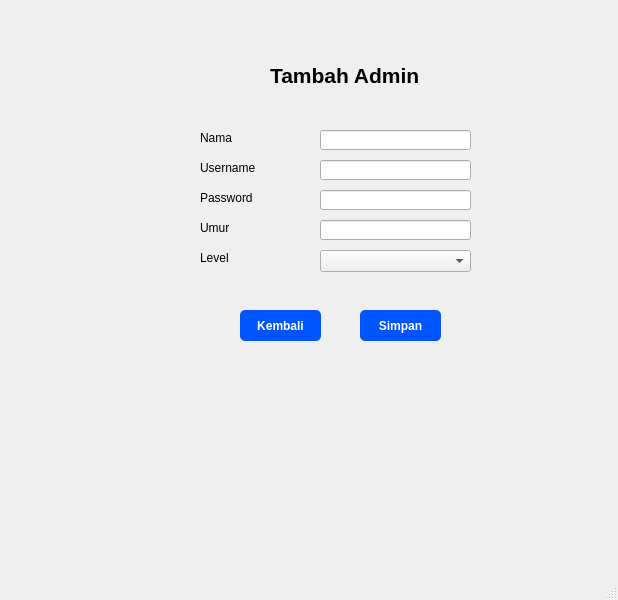
Above: form_insert_data_admin.ui from naylasalsdev-project/SudiKasusUAS before the change. Below: the same form after it.
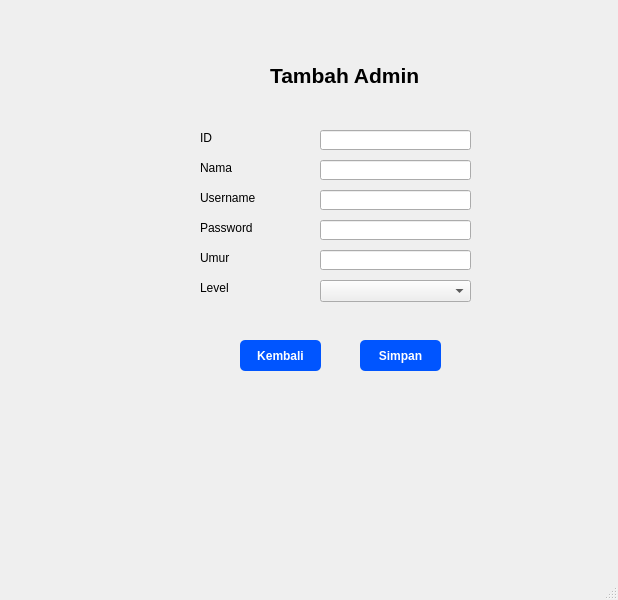
That is the form after the change.

Patch:
```diff
--- a/form_insert_data_admin.ui
+++ b/form_insert_data_admin.ui
@@ -18,7 +18,7 @@
     <property name="geometry">
      <rect>
       <x>320</x>
-      <y>130</y>
+      <y>160</y>
       <width>151</width>
       <height>20</height>
      </rect>
@@ -28,7 +28,7 @@
     <property name="geometry">
      <rect>
       <x>200</x>
-      <y>250</y>
+      <y>280</y>
       <width>81</width>
       <height>16</height>
      </rect>
@@ -41,7 +41,7 @@
     <property name="geometry">
      <rect>
       <x>360</x>
-      <y>310</y>
+      <y>340</y>
       <width>81</width>
       <height>31</height>
      </rect>
@@ -88,7 +88,7 @@
     <property name="geometry">
      <rect>
       <x>320</x>
-      <y>190</y>
+      <y>220</y>
       <width>151</width>
       <height>20</height>
      </rect>
@@ -98,7 +98,7 @@
     <property name="geometry">
      <rect>
       <x>200</x>
-      <y>190</y>
+      <y>220</y>
       <width>81</width>
       <height>16</height>
      </rect>
@@ -111,7 +111,7 @@
     <property name="geometry">
      <rect>
       <x>200</x>
-      <y>130</y>
+      <y>160</y>
       <width>81</width>
       <height>16</height>
      </rect>
@@ -124,7 +124,7 @@
     <property name="geometry">
      <rect>
       <x>320</x>
-      <y>250</y>
+      <y>280</y>
       <width>151</width>
       <height>22</height>
      </rect>
@@ -134,7 +134,7 @@
     <property name="geometry">
      <rect>
       <x>320</x>
-      <y>220</y>
+      <y>250</y>
       <width>151</width>
       <height>20</height>
      </rect>
@@ -144,7 +144,7 @@
     <property name="geometry">
      <rect>
       <x>240</x>
-      <y>310</y>
+      <y>340</y>
       <width>81</width>
       <height>31</height>
      </rect>
@@ -171,7 +171,7 @@
     <property name="geometry">
      <rect>
       <x>200</x>
-      <y>220</y>
+      <y>250</y>
       <width>81</width>
       <height>16</height>
      </rect>
@@ -184,7 +184,7 @@
     <property name="geometry">
      <rect>
       <x>200</x>
-      <y>160</y>
+      <y>190</y>
       <width>81</width>
       <height>16</height>
      </rect>
@@ -197,12 +197,35 @@
     <property name="geometry">
      <rect>
       <x>320</x>
-      <y>160</y>
+      <y>190</y>
       <width>151</width>
       <height>20</height>
      </rect>
     </property>
    </widget>
+   <widget class="QLineEdit" name="lineEdit_5">
+    <property name="geometry">
+     <rect>
+      <x>320</x>
+      <y>130</y>
+      <width>151</width>
+      <height>20</height>
+     </rect>
+    </property>
+   </widget>
+   <widget class="QLabel" name="label_7">
+    <property name="geometry">
+     <rect>
+      <x>200</x>
+      <y>130</y>
+      <width>81</width>
+      <height>16</height>
+     </rect>
+    </property>
+    <property name="text">
+     <string>ID</string>
+    </property>
+   </widget>
   </widget>
   <widget class="QMenuBar" name="menubar">
    <property name="geometry">
```
Left out of the diff: 2 changed lines with no effect on the pictures.
